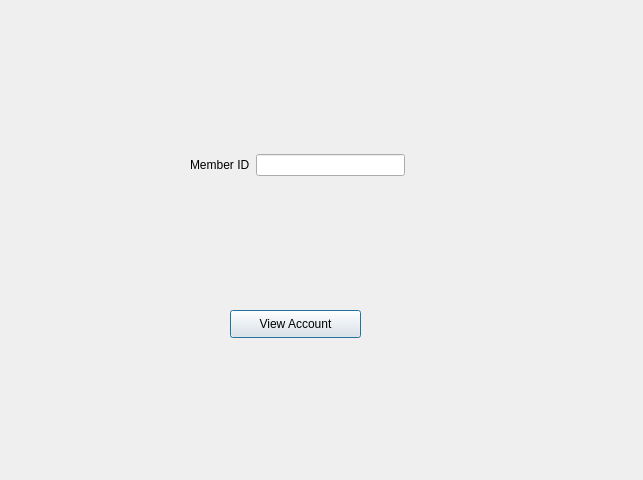
Old version of the form Login/window_viewaccount.ui in the repository Nilsae/LibraryManagementSystem.
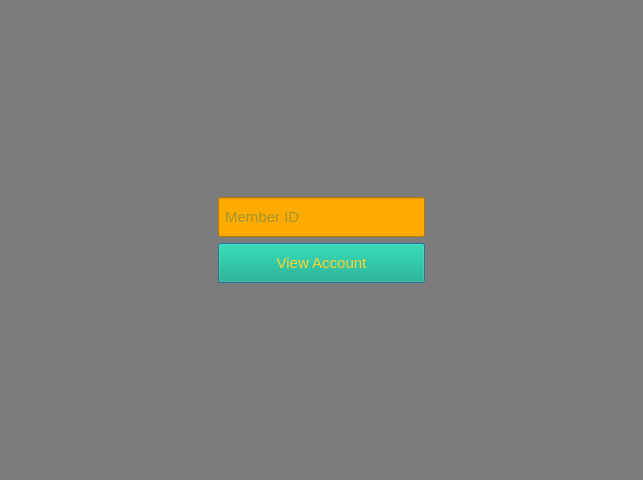
New version of the form. Icons and pictures are not drawn.

Diff of the .ui file:
```diff
--- a/Login/window_viewaccount.ui
+++ b/Login/window_viewaccount.ui
@@ -13,54 +13,104 @@
   <property name="windowTitle">
    <string>Dialog</string>
   </property>
-  <widget class="QPushButton" name="pushButton_ViewAccount">
-   <property name="geometry">
-    <rect>
-     <x>230</x>
-     <y>310</y>
-     <width>131</width>
-     <height>28</height>
-    </rect>
-   </property>
-   <property name="text">
-    <string>View Account</string>
-   </property>
-  </widget>
-  <widget class="QWidget" name="layoutWidget">
-   <property name="geometry">
-    <rect>
-     <x>190</x>
-     <y>80</y>
-     <width>215</width>
-     <height>171</height>
-    </rect>
-   </property>
-   <layout class="QVBoxLayout" name="verticalLayout">
-    <item>
-     <layout class="QHBoxLayout" name="horizontalLayout"/>
-    </item>
-    <item>
-     <layout class="QHBoxLayout" name="horizontalLayout_2"/>
-    </item>
-    <item>
-     <layout class="QHBoxLayout" name="horizontalLayout_3"/>
-    </item>
-    <item>
-     <layout class="QHBoxLayout" name="horizontalLayout_4">
-      <item>
-       <widget class="QLabel" name="label_ExpireDate">
-        <property name="text">
-         <string>Member ID</string>
-        </property>
-       </widget>
-      </item>
-      <item>
-       <widget class="QLineEdit" name="lineEdit_MemberId"/>
-      </item>
-     </layout>
-    </item>
-   </layout>
-  </widget>
+  <property name="styleSheet">
+   <string notr="true">background-color: rgb(124, 124, 124);</string>
+  </property>
+  <layout class="QVBoxLayout" name="verticalLayout">
+   <item>
+    <layout class="QGridLayout" name="gridLayout">
+     <item row="0" column="1">
+      <widget class="QLabel" name="label_3">
+       <property name="text">
+        <string/>
+       </property>
+       <property name="pixmap">
+        <pixmap resource="image.qrc">:/img/img/Detective_icon-icons.com_54187.png</pixmap>
+       </property>
+      </widget>
+     </item>
+     <item row="1" column="0">
+      <spacer name="horizontalSpacer">
+       <property name="orientation">
+        <enum>Qt::Horizontal</enum>
+       </property>
+       <property name="sizeHint" stdset="0">
+        <size>
+         <width>40</width>
+         <height>20</height>
+        </size>
+       </property>
+      </spacer>
+     </item>
+     <item row="1" column="2">
+      <spacer name="horizontalSpacer_2">
+       <property name="orientation">
+        <enum>Qt::Horizontal</enum>
+       </property>
+       <property name="sizeHint" stdset="0">
+        <size>
+         <width>40</width>
+         <height>20</height>
+        </size>
+       </property>
+      </spacer>
+     </item>
+     <item row="2" column="1">
+      <widget class="QPushButton" name="pushButton_ViewAccount">
+       <property name="maximumSize">
+        <size>
+         <width>230</width>
+         <height>40</height>
+        </size>
+       </property>
+       <property name="font">
+        <font>
+         <family>Microsoft Sans Serif</family>
+         <pointsize>11</pointsize>
+        </font>
+       </property>
+       <property name="styleSheet">
+        <string notr="true">background-color: rgb(0, 170, 127);
+color: rgb(255, 210, 47);</string>
+       </property>
+       <property name="text">
+        <string>View Account</string>
+       </property>
+      </widget>
+     </item>
+     <item row="1" column="1">
+      <widget class="QLineEdit" name="lineEdit_MemberId">
+       <property name="maximumSize">
+        <size>
+         <width>230</width>
+         <height>40</height>
+        </size>
+       </property>
+       <property name="font">
+        <font>
+         <family>Microsoft Sans Serif</family>
+         <pointsize>11</pointsize>
+        </font>
+       </property>
+       <property name="styleSheet">
+        <string notr="true">background-color: rgb(255, 170, 0);
+color: rgb(64, 130, 96);</string>
+       </property>
+       <property name="placeholderText">
+        <string> Member ID</string>
+       </property>
+      </widget>
+     </item>
+     <item row="3" column="1">
+      <widget class="QLabel" name="label_2">
+       <property name="text">
+        <string/>
+       </property>
+      </widget>
+     </item>
+    </layout>
+   </item>
+  </layout>
  </widget>
  <resources/>
  <connections/>
```
Left out of the diff: 4 changed lines with no effect on the pictures.
